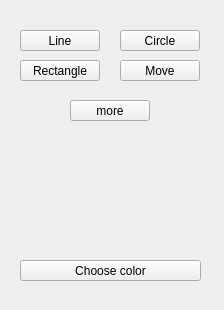
Qt form widgetforbuttons.ui (podusenkovic/svgFilesEditor) before a commit.
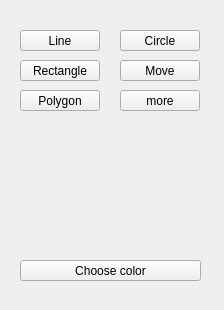
The same form after that commit.

```diff
--- a/widgetforbuttons.ui
+++ b/widgetforbuttons.ui
@@ -93,8 +93,24 @@
   <widget class="QPushButton" name="pushButton_5">
    <property name="geometry">
     <rect>
-     <x>70</x>
-     <y>100</y>
+     <x>20</x>
+     <y>90</y>
+     <width>80</width>
+     <height>21</height>
+    </rect>
+   </property>
+   <property name="text">
+    <string>Polygon</string>
+   </property>
+   <attribute name="buttonGroup">
+    <string notr="true">allButtons</string>
+   </attribute>
+  </widget>
+  <widget class="QPushButton" name="pushButton_6">
+   <property name="geometry">
+    <rect>
+     <x>120</x>
+     <y>90</y>
      <width>80</width>
      <height>21</height>
     </rect>
```
Left out of the diff: 2 changed lines with no effect on the pictures.
